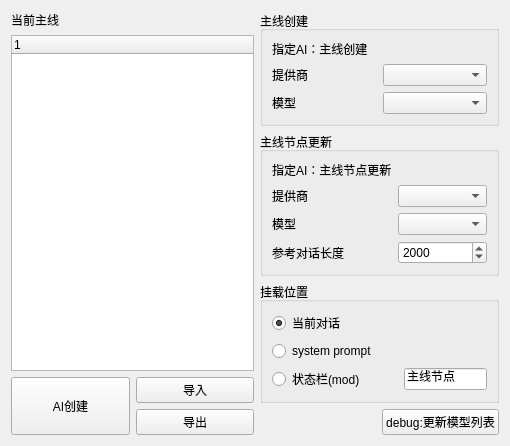
The window that mods/story_creater/story_creater.ui (jkcltc/ChatWindowWithLLMApi) describes before a commit, drawn with Qt 5.
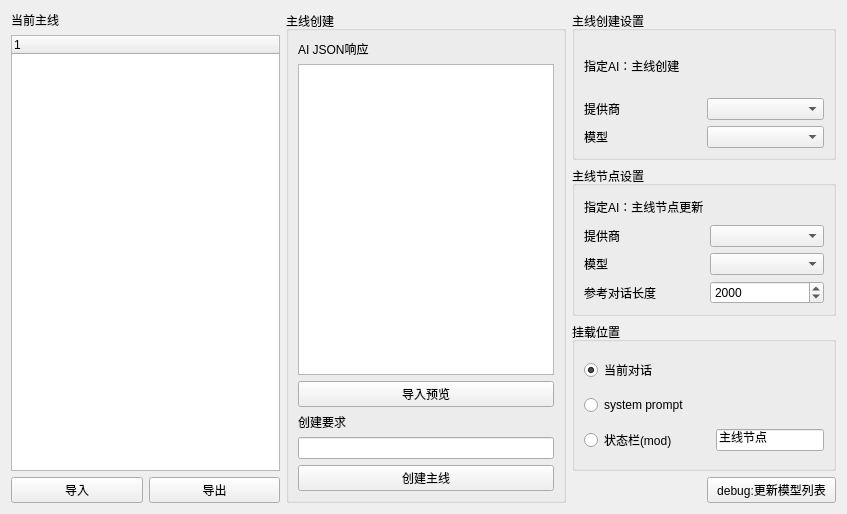
The same window after the commit.

The edit to the form file:
```diff
--- a/mods/story_creater/story_creater.ui
+++ b/mods/story_creater/story_creater.ui
@@ -6,14 +6,14 @@
    <rect>
     <x>0</x>
     <y>0</y>
-    <width>510</width>
-    <height>380</height>
+    <width>847</width>
+    <height>514</height>
    </rect>
   </property>
   <property name="windowTitle">
    <string>剧情管理</string>
   </property>
-  <layout class="QGridLayout" name="gridLayout_6">
+  <layout class="QGridLayout" name="gridLayout_7">
    <item row="0" column="0" rowspan="4">
     <layout class="QGridLayout" name="gridLayout_2">
      <item row="0" column="0">
@@ -32,38 +32,74 @@
          </property>
         </widget>
        </item>
-       <item row="1" column="1">
+       <item row="0" column="2">
         <widget class="QPushButton" name="export_story_json">
          <property name="text">
           <string>导出</string>
          </property>
         </widget>
        </item>
-       <item row="0" column="0" rowspan="2">
-        <widget class="QPushButton" name="ai_create_story">
-         <property name="sizePolicy">
-          <sizepolicy hsizetype="Minimum" vsizetype="Minimum">
-           <horstretch>0</horstretch>
-           <verstretch>0</verstretch>
-          </sizepolicy>
-         </property>
-         <property name="text">
-          <string>AI创建</string>
-         </property>
-        </widget>
-       </item>
       </layout>
      </item>
      <item row="1" column="0">
-      <widget class="QTreeWidget" name="story_treeview"/>
+      <widget class="QTreeWidget" name="story_treeview">
+       <column>
+        <property name="text">
+         <string notr="true">1</string>
+        </property>
+       </column>
+      </widget>
      </item>
     </layout>
    </item>
-   <item row="0" column="1" colspan="2">
-    <widget class="QGroupBox" name="groupBox">
+   <item row="0" column="1" rowspan="4">
+    <widget class="QGroupBox" name="groupBox_4">
      <property name="title">
       <string>主线创建</string>
      </property>
+     <layout class="QGridLayout" name="gridLayout_6">
+      <item row="0" column="0">
+       <widget class="QLabel" name="label_11">
+        <property name="text">
+         <string>AI JSON响应</string>
+        </property>
+       </widget>
+      </item>
+      <item row="1" column="0">
+       <widget class="QTextEdit" name="respond_json"/>
+      </item>
+      <item row="2" column="0">
+       <widget class="QPushButton" name="preview">
+        <property name="text">
+         <string>导入预览</string>
+        </property>
+       </widget>
+      </item>
+      <item row="3" column="0">
+       <widget class="QLabel" name="label_10">
+        <property name="text">
+         <string>创建要求</string>
+        </property>
+       </widget>
+      </item>
+      <item row="4" column="0">
+       <widget class="QLineEdit" name="user_input"/>
+      </item>
+      <item row="5" column="0">
+       <widget class="QPushButton" name="ai_create_story">
+        <property name="text">
+         <string>创建主线</string>
+        </property>
+       </widget>
+      </item>
+     </layout>
+    </widget>
+   </item>
+   <item row="0" column="2" colspan="2">
+    <widget class="QGroupBox" name="groupBox">
+     <property name="title">
+      <string>主线创建设置</string>
+     </property>
      <layout class="QGridLayout" name="gridLayout_3">
       <item row="0" column="0">
        <widget class="QLabel" name="label_2">
@@ -95,10 +131,10 @@
      </layout>
     </widget>
    </item>
-   <item row="1" column="1" colspan="2">
+   <item row="1" column="2" colspan="2">
     <widget class="QGroupBox" name="groupBox_2">
      <property name="title">
-      <string>主线节点更新</string>
+      <string>主线节点设置</string>
      </property>
      <layout class="QGridLayout" name="gridLayout_4">
       <item row="0" column="0">
@@ -148,7 +184,7 @@
      </layout>
     </widget>
    </item>
-   <item row="2" column="1" colspan="2">
+   <item row="2" column="2" colspan="2">
     <widget class="QGroupBox" name="groupBox_3">
      <property name="title">
       <string>挂载位置</string>
@@ -191,14 +227,14 @@
      </layout>
     </widget>
    </item>
-   <item row="3" column="1">
+   <item row="3" column="2">
     <widget class="QLabel" name="label_9">
      <property name="text">
       <string/>
      </property>
     </widget>
    </item>
-   <item row="3" column="2">
+   <item row="3" column="3">
     <widget class="QPushButton" name="debug_update_models">
      <property name="text">
       <string>debug:更新模型列表</string>
```
